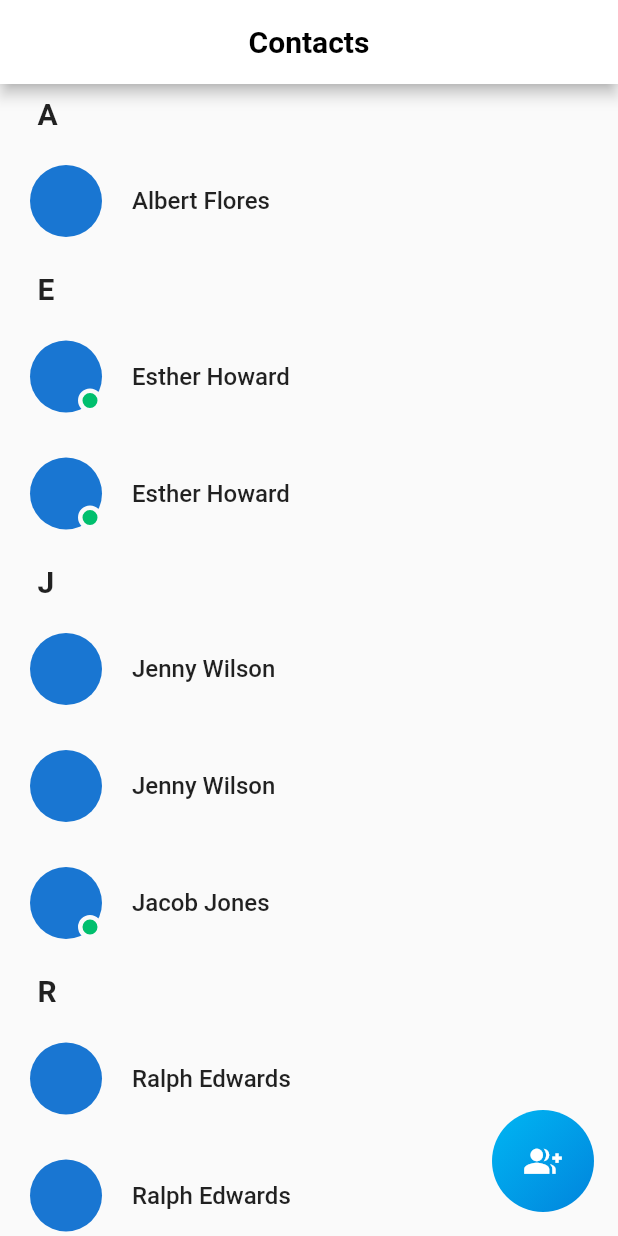
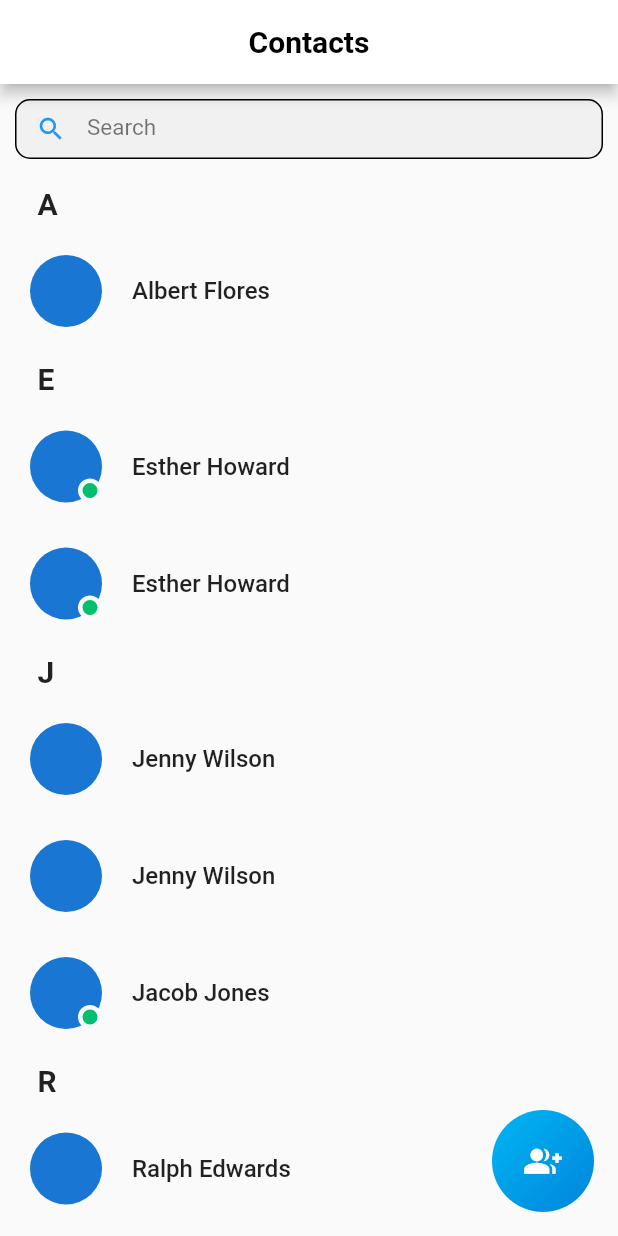
Before and after one commit to taducbinh123/chat_app, a Flutter app: the ContactView screen opened by its route, on a phone screen of 412 x 824 dp. Run offline on Flutter 3.47's test engine with Material 2 defaults, Android fonts, the phone set to English and light mode, and no system bars; drawn by our look-alikes of grouped_list; our stand-ins replace get, get_storage, material_floating_search_bar, new_gradient_app_bar; accounts and stored records are empty.

Commit message:
add search contact

```diff
--- a/lib/controller/contact_screen_controller.dart
+++ b/lib/controller/contact_screen_controller.dart
@@ -1,6 +1,22 @@
+import 'package:flutter/cupertino.dart';
 import 'package:get/get_rx/src/rx_types/rx_types.dart';
 import 'package:get/get_state_manager/src/simple/get_controllers.dart';
+import 'package:hello_world_flutter/model/chat_card.dart';
 
 class ContactScreenController extends GetxController {
 
+  TextEditingController searchController = TextEditingController();
+  var contactList = chatsData.obs;
+  // var contactTempList = chatsData.obs;
+
+  contactNameSearch(String name) {
+    if (name.isEmpty) {
+      contactList.value = chatsData;
+    } else {
+      contactList.value = chatsData
+          .where((element) =>
+          element.name.toLowerCase().contains(name.toLowerCase()))
+          .toList();
+    }
+  }
 }
--- a/lib/main.dart
+++ b/lib/main.dart
@@ -17,7 +17,6 @@ void main() async {
 
 class MyApp extends StatelessWidget {
   static const String title = 'Chat Messenger';
-
   const MyApp({Key? key}) : super(key: key);
   @override
   Widget build(BuildContext context) {
--- a/lib/model/chat_card.dart
+++ b/lib/model/chat_card.dart
@@ -1,4 +1,3 @@
-
 
 class Chat{
   final String name, lastMessage, image, time;
--- a/lib/view/contact_view.dart
+++ b/lib/view/contact_view.dart
@@ -7,13 +7,18 @@ import 'package:hello_world_flutter/common/constant/ulti.dart';
 import 'package:hello_world_flutter/common/widgets/avatar_contact.dart';
 import 'package:hello_world_flutter/common/widgets/floating_action_button.dart';
 import 'package:hello_world_flutter/common/widgets/text_appbar.dart';
+import 'package:hello_world_flutter/controller/contact_screen_controller.dart';
 
 import 'package:hello_world_flutter/model/chat_card.dart';
 import 'package:hello_world_flutter/view/contact/add_contact_screen.dart';
+import 'package:hello_world_flutter/view/pm_screen.dart';
+import 'package:hello_world_flutter/view/search/text_field_search.dart';
+import 'package:material_floating_search_bar/material_floating_search_bar.dart';
 
-class ContactView extends StatelessWidget {
+class ContactView extends GetView<ContactScreenController> {
   @override
   Widget build(BuildContext context) {
+    final contactController = Get.put(ContactScreenController());
     return Scaffold(
       body: Column(
         children: [
@@ -23,9 +28,14 @@ class ContactView extends StatelessWidget {
               title: "Contacts",
             ),
           ),
+          TextFieldSearch(
+              textEditingController: contactController.searchController,
+              isPrefixIconVisible: true,
+              onChanged: contactController.contactNameSearch),
           Expanded(
-            child: GroupedListView<Chat, String>(
-              elements: chatsData,
+            child: Obx(
+              () => GroupedListView<Chat, String>(
+                elements: contactController.contactList.value ,
                 groupBy: (element) => element.name[0].toString().toUpperCase(),
                 groupComparator: (value1, value2) => value2.compareTo(value1),
                 itemComparator: (item1, item2) =>
@@ -44,7 +54,11 @@ class ContactView extends StatelessWidget {
                 // showPreview: true,
                 itemBuilder: (context, element) => CustomAvatarContact(
                   chat: element,
-                press: () => print("contact with ${element.name}"),
+                  press: () => {
+                    print("contact with ${element.name}"),
+                    // Get.to(() => MessagesScreen()),
+                  },
+                ),
               ),
             ),
           ),
--- /dev/null
+++ b/lib/view/search/text_field_search.dart
@@ -0,0 +1,53 @@
+import 'package:flutter/material.dart';
+class TextFieldSearch extends StatelessWidget {
+  final TextEditingController textEditingController;
+  final ValueChanged<String> onChanged;
+  final VoidCallback ?callBackClear, callBackPrefix, callBackSearch;
+  final isPrefixIconVisible;
+  final String hintText;
+  TextFieldSearch(
+      {required this.textEditingController,
+        required this.onChanged,
+        this.callBackClear,
+        this.isPrefixIconVisible = false,
+        this.callBackSearch,
+        this.callBackPrefix,
+        this.hintText = 'Search'});
+  @override
+  Widget build(BuildContext context) {
+    return Container(
+        height: 40,
+        margin: EdgeInsets.all(10),
+        child: TextField(
+            controller: textEditingController,
+            onChanged: onChanged,
+            textInputAction: TextInputAction.search,
+            textCapitalization: TextCapitalization.words,
+            style: TextStyle(fontSize: 15),
+            decoration: InputDecoration(
+                border: InputBorder.none,
+                isCollapsed: true,
+                contentPadding:
+                EdgeInsets.symmetric(vertical: 12.0, horizontal: 12.0),
+                prefixIcon: isPrefixIconVisible
+                    ? IconButton(
+                    icon: Icon(Icons.search, size: 20, color: Colors.blue),
+                    onPressed: callBackPrefix)
+                    : null,
+                enabledBorder: OutlineInputBorder(
+                    borderRadius:
+                    const BorderRadius.all(const Radius.circular(10.0)),
+                    borderSide: BorderSide(color: Colors.black)),
+                focusedBorder: OutlineInputBorder(
+                    borderRadius:
+                    const BorderRadius.all(const Radius.circular(10.0)),
+                    borderSide: BorderSide(color: Colors.blue)),
+                filled: true,
+                hintStyle: TextStyle(
+                    fontSize: 15,
+                    color: Colors.black54,
+                    textBaseline: TextBaseline.alphabetic),
+                hintText: hintText,
+                fillColor: Colors.grey.withOpacity(0.1))));
+  }
+}
--- a/pubspec.yaml
+++ b/pubspec.yaml
@@ -33,6 +33,8 @@ dependencies:
   alphabet_list_scroll_view: ^2.0.0
   grouped_list: ^4.1.0
   new_gradient_app_bar: ^0.2.0
+  material_floating_search_bar: ^0.3.6
+  search_app_bar_page: ^2.1.2
 
 dev_dependencies:
   flutter_test:
```
Lines whose indentation alone changed are shown as unchanged.
